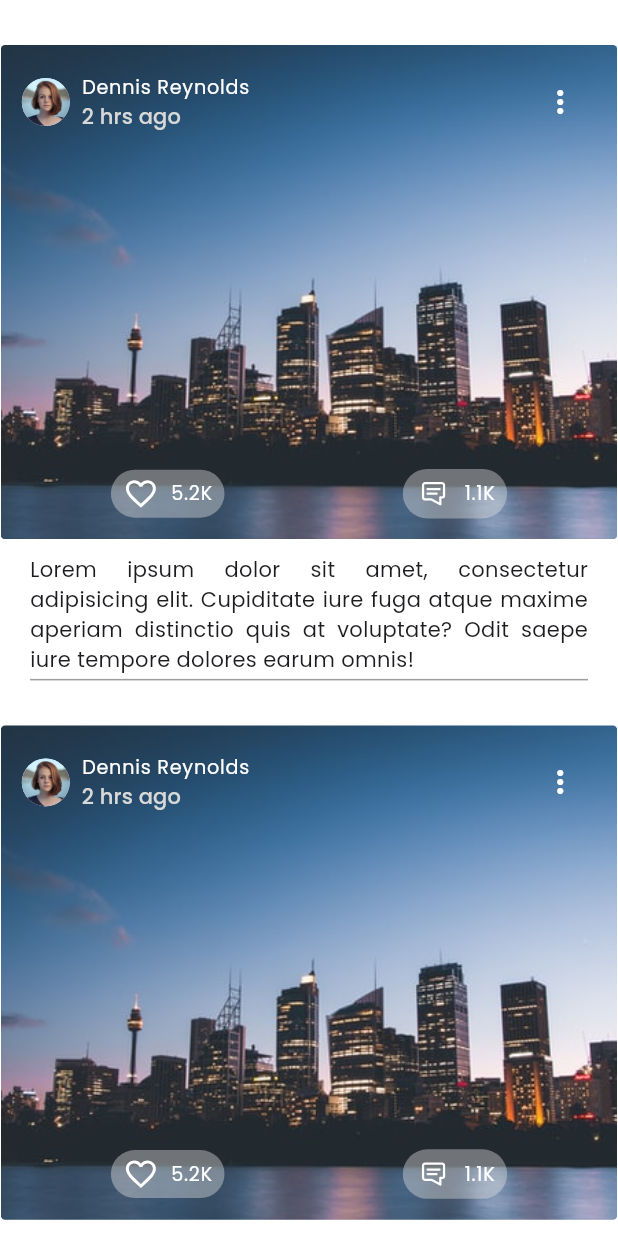
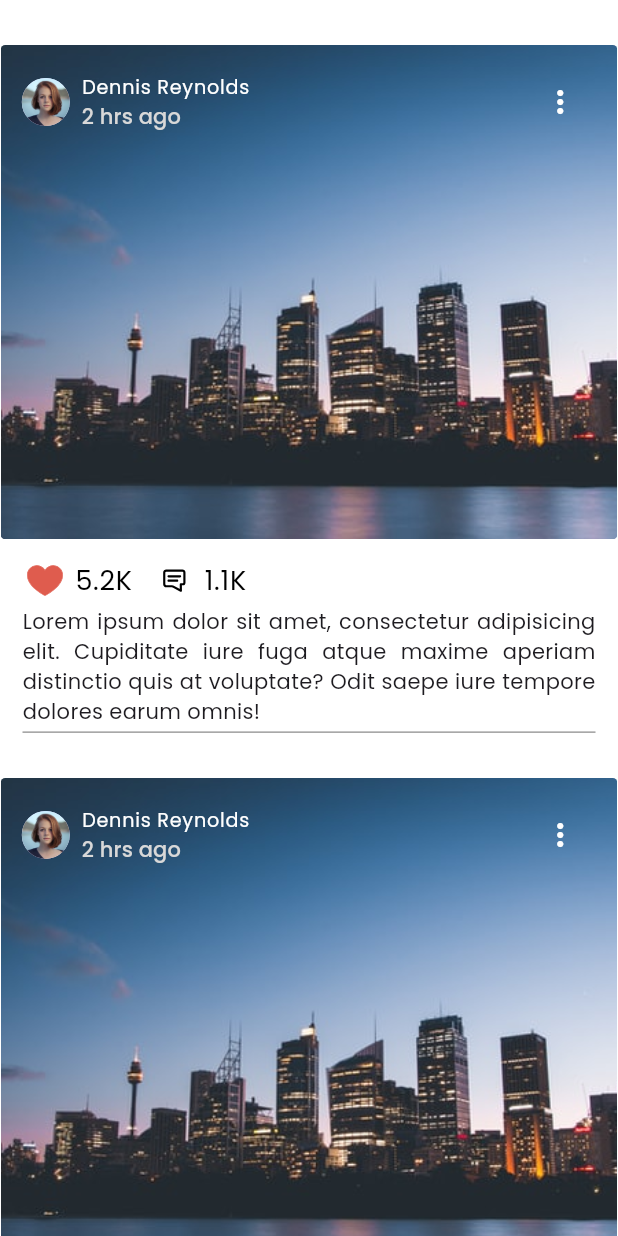
Before and after one commit to futoizdafuto/social-media-whichapp, a Flutter app: the Posts widget shown alone on an empty page, opened directly, on a phone screen of 412 x 824 dp. Run offline on Flutter 3.47's test engine with Material 3 defaults, Android fonts, the phone set to English and light mode, and no system bars; our stand-ins replace flutter_svg, google_fonts.

Commit message:
active nut like hoan thanh

```diff
--- a/lib/config/colors.dart
+++ b/lib/config/colors.dart
@@ -20,3 +20,5 @@ const k3AccentLines = Color(0xFFEEF2E2);
 const kCaption = Color(0xFF656565);
 
 const kSelectedTabColor = Color(0xFF7DB9B3);
+
+const kHeartRed = Color(0xFFDF5C4E);
--- a/lib/screens/post_widget/post_widget.dart
+++ b/lib/screens/post_widget/post_widget.dart
@@ -2,6 +2,7 @@ import 'package:flutter/material.dart';
 import 'package:flutter_svg/svg.dart';
 import 'package:socially_app_flutter_ui/config/colors.dart';
 import 'package:socially_app_flutter_ui/model/mock_post.dart';
+import 'package:socially_app_flutter_ui/screens/post_widget/reaction_widget.dart';
 import '../settings_modal/setting_item.dart';
 
 class Posts extends StatefulWidget {
@@ -12,6 +13,7 @@ class Posts extends StatefulWidget {
 }
 
 class _PostsState extends State<Posts> {
+  bool isActive = false; // Trạng thái của icon
   // Hàm xử lý sự kiện khi chọn Setting
   static void _handleSetting(BuildContext context, String message) {
     Navigator.pop(context); // Đóng modal
@@ -111,26 +113,44 @@ class _PostsState extends State<Posts> {
                     ],
                   ),
                   const Spacer(),
-                  Row(
-                    mainAxisAlignment: MainAxisAlignment.spaceAround,
-                    children: [
-                      _buildPostStat(
-                        context: context,
-                        iconPath: 'assets/icons/favorite_border.svg',
-                        value: '5.2K',
-                      ),
-                      _buildPostStat(
-                        context: context,
-                        iconPath: 'assets/icons/comments.svg',
-                        value: '1.1K',
-                      ),
-                    ],
-                  ),
                 ],
               ),
             ),
+
+            /// de phan reaction o day
             Container(
-                margin: const EdgeInsets.symmetric(horizontal: 20.0),
+                padding: const EdgeInsets.only(
+                  left: 10,
+                ),
+                child: Row(
+                  mainAxisAlignment: MainAxisAlignment.start,
+                  children: [
+                    PostStat(
+                      iconPath:
+                          'assets/icons/favorite_border.svg', // Icon chưa active
+                      activeIconPath:
+                          'assets/icons/favorite_heart.svg', // Icon khi active
+                      value: '5.2K',
+                      isLikeButton: true,
+                      isActive: true,
+                      onTap: () {
+                        print("Liked the post!");
+                      },
+                    ),
+                    PostStat(
+                      iconPath: 'assets/icons/comments.svg',
+                      activeIconPath: '', // Chỉ để tham khảo, không sử dụng
+                      value: '1.1K',
+                      isLikeButton: false,
+                      onTap: () {
+                        print("Opened comments!");
+                      },
+                    ),
+                  ],
+                )),
+
+            Container(
+                margin: const EdgeInsets.symmetric(horizontal: 15.0),
                 alignment: Alignment.centerLeft,
                 decoration: const BoxDecoration(
                   border: Border(
@@ -152,38 +172,4 @@ class _PostsState extends State<Posts> {
       },
     );
   }
-
-  // Border _boderContent(){}
-
-  Container _buildPostStat({
-    required BuildContext context,
-    required String iconPath,
-    required String value,
-  }) {
-    // nút like
-    return Container(
-      padding: const EdgeInsets.symmetric(
-        horizontal: 8.0,
-        vertical: 4.0,
-      ),
-      decoration: BoxDecoration(
-        color: const Color(0xFFE5E5E5).withOpacity(0.40),
-        borderRadius: BorderRadius.circular(35.0),
-      ),
-      child: Row(
-        children: [
-          SvgPicture.asset(
-            iconPath,
-            color: kWhite,
-          ),
-          const SizedBox(width: 8.0),
-          Text(
-            value,
-            style:
-                Theme.of(context).textTheme.labelSmall!.copyWith(color: kWhite),
-          ),
-        ],
-      ),
-    );
-  }
 }
--- /dev/null
+++ b/lib/screens/post_widget/reaction_widget.dart
@@ -0,0 +1,74 @@
+import 'package:flutter/material.dart';
+import 'package:flutter_svg/flutter_svg.dart';
+import 'package:socially_app_flutter_ui/config/colors.dart';
+
+class PostStat extends StatefulWidget {
+  final String iconPath;
+  final String activeIconPath; // Đường dẫn cho icon khi active
+  final String value;
+  final VoidCallback? onTap;
+  final bool isLikeButton; // Đánh dấu đây là nút like
+  final bool isActive;
+
+  const PostStat({
+    Key? key,
+    required this.iconPath,
+    required this.activeIconPath, // Thêm active icon
+    required this.value,
+    this.onTap,
+    required this.isLikeButton,
+    this.isActive = false,
+  }) : super(key: key);
+
+  @override
+  _PostStatState createState() => _PostStatState();
+}
+
+class _PostStatState extends State<PostStat> {
+  late bool _isActive;
+
+  @override
+  void initState() {
+    super.initState();
+    _isActive = widget.isActive; // Khởi tạo trạng thái
+  }
+
+  @override
+  Widget build(BuildContext context) {
+    return GestureDetector(
+      onTap: () {
+        if (widget.isLikeButton) {
+          setState(() {
+            _isActive = !_isActive; // Chuyển đổi trạng thái khi nhấn
+          });
+        }
+        if (widget.onTap != null) {
+          widget.onTap!(); // Gọi hàm onTap nếu có
+        }
+      },
+      child: Container(
+        padding: const EdgeInsets.symmetric(horizontal: 8.0, vertical: 4.0),
+        child: Row(
+          children: [
+            SvgPicture.asset(
+              _isActive
+                  ? widget.activeIconPath
+                  : widget.iconPath, // Đổi icon dựa trên trạng thái
+              color: _isActive ? kHeartRed : kBlack,
+              height: 24,
+              width: 24,
+            ),
+            const SizedBox(width: 8.0),
+            Text(
+              widget.value,
+              style: Theme.of(context).textTheme.labelSmall!.copyWith(
+                    color: kBlack,
+                    fontSize: 18,
+                  ),
+            ),
+          ],
+        ),
+      ),
+    );
+  }
+}
```
Also changed, not shown: assets/icons/favorite_heart.svg (added), 1 other file.
